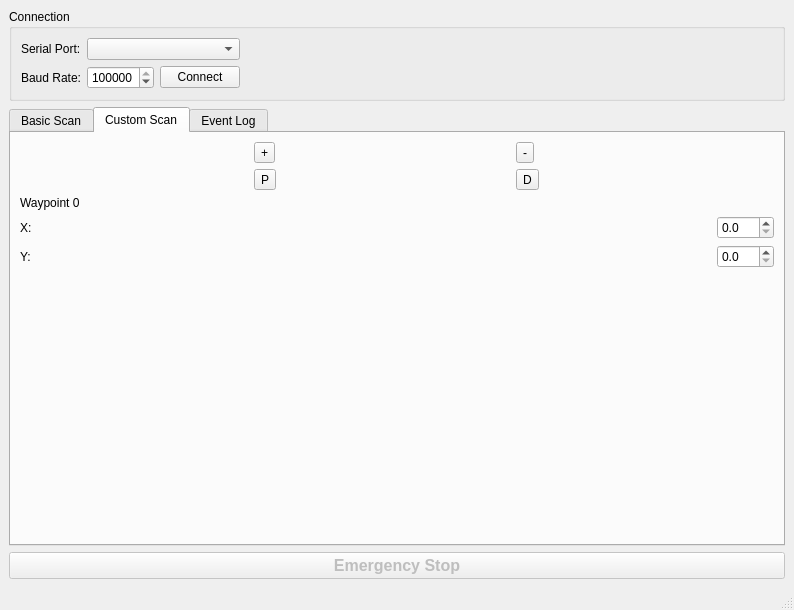
Before: the Qt Designer form touch-o-matic-tabbed.ui in westphallm1/TouchOMaticController, drawn with Qt 5.
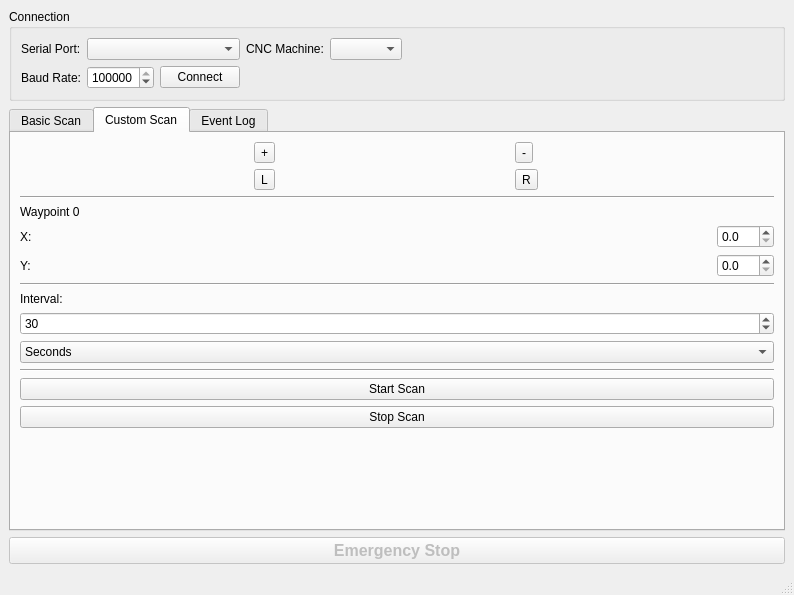
After: the same form once the commit is applied. The open tabs and pages were chosen to show the change.

Commit message: added rotation and proper scaling to gui

Patch:
```diff
--- a/touch-o-matic-tabbed.ui
+++ b/touch-o-matic-tabbed.ui
@@ -7,7 +7,7 @@
     <x>0</x>
     <y>0</y>
     <width>794</width>
-    <height>610</height>
+    <height>595</height>
    </rect>
   </property>
   <property name="windowTitle">
@@ -83,6 +83,16 @@
            </item>
           </layout>
          </item>
+         <item row="0" column="2">
+          <widget class="QLabel" name="label_12">
+           <property name="text">
+            <string>CNC Machine:</string>
+           </property>
+          </widget>
+         </item>
+         <item row="0" column="3">
+          <widget class="QComboBox" name="cncSelect"/>
+         </item>
         </layout>
        </item>
       </layout>
@@ -510,13 +520,6 @@
             <property name="leftMargin">
              <number>0</number>
             </property>
-            <item row="1" column="1">
-             <widget class="QToolButton" name="panButton">
-              <property name="text">
-               <string>P</string>
-              </property>
-             </widget>
-            </item>
             <item row="0" column="1">
              <widget class="QToolButton" name="zoomInButton">
               <property name="text">
@@ -524,13 +527,6 @@
               </property>
              </widget>
             </item>
-            <item row="1" column="2">
-             <widget class="QToolButton" name="drawButton">
-              <property name="text">
-               <string>D</string>
-              </property>
-             </widget>
-            </item>
             <item row="0" column="2">
              <widget class="QToolButton" name="zoomOutButton">
               <property name="text">
@@ -538,8 +534,29 @@
               </property>
              </widget>
             </item>
+            <item row="1" column="1">
+             <widget class="QToolButton" name="rotateL">
+              <property name="text">
+               <string>L</string>
+              </property>
+             </widget>
+            </item>
+            <item row="1" column="2">
+             <widget class="QToolButton" name="rotateR">
+              <property name="text">
+               <string>R</string>
+              </property>
+             </widget>
+            </item>
            </layout>
           </item>
+          <item>
+           <widget class="Line" name="line">
+            <property name="orientation">
+             <enum>Qt::Horizontal</enum>
+            </property>
+           </widget>
+          </item>
           <item>
            <widget class="QLabel" name="label_11">
             <property name="text">
@@ -588,6 +605,92 @@
             </item>
            </layout>
           </item>
+          <item>
+           <widget class="Line" name="line_2">
+            <property name="orientation">
+             <enum>Qt::Horizontal</enum>
+            </property>
+           </widget>
+          </item>
+          <item>
+           <widget class="QLabel" name="label_14">
+            <property name="text">
+             <string>Interval:</string>
+            </property>
+           </widget>
+          </item>
+          <item>
+           <layout class="QGridLayout" name="gridLayout_12">
+            <property name="bottomMargin">
+             <number>0</number>
+            </property>
+            <item row="0" column="0">
+             <widget class="QSpinBox" name="spinBox">
+              <property name="sizePolicy">
+               <sizepolicy hsizetype="Minimum" vsizetype="Fixed">
+                <horstretch>0</horstretch>
+                <verstretch>0</verstretch>
+               </sizepolicy>
+              </property>
+              <property name="maximum">
+               <number>3600</number>
+              </property>
+              <property name="value">
+               <number>30</number>
+              </property>
+             </widget>
+            </item>
+            <item row="1" column="0">
+             <widget class="QComboBox" name="comboBox">
+              <property name="sizePolicy">
+               <sizepolicy hsizetype="Minimum" vsizetype="Fixed">
+                <horstretch>0</horstretch>
+                <verstretch>0</verstretch>
+               </sizepolicy>
+              </property>
+              <property name="editable">
+               <bool>false</bool>
+              </property>
+              <item>
+               <property name="text">
+                <string>Seconds</string>
+               </property>
+              </item>
+              <item>
+               <property name="text">
+                <string>Minutes</string>
+               </property>
+              </item>
+              <item>
+               <property name="text">
+                <string>Hours</string>
+               </property>
+              </item>
+             </widget>
+            </item>
+           </layout>
+          </item>
+          <item>
+           <widget class="Line" name="line_3">
+            <property name="orientation">
+             <enum>Qt::Horizontal</enum>
+            </property>
+           </widget>
+          </item>
+          <item>
+           <widget class="QPushButton" name="pushButton">
+            <property name="text">
+             <string>Start Scan</string>
+            </property>
+           </widget>
+          </item>
+          <item>
+           <widget class="QPushButton" name="pushButton_2">
+            <property name="text">
+             <string>Stop Scan</string>
+            </property>
+           </widget>
+          </item>
           <item>
            <spacer name="verticalSpacer_4">
             <property name="orientation">
```
Left out of the diff: 4 changed lines with no effect on the pictures. The commit also changes 4 other files.
